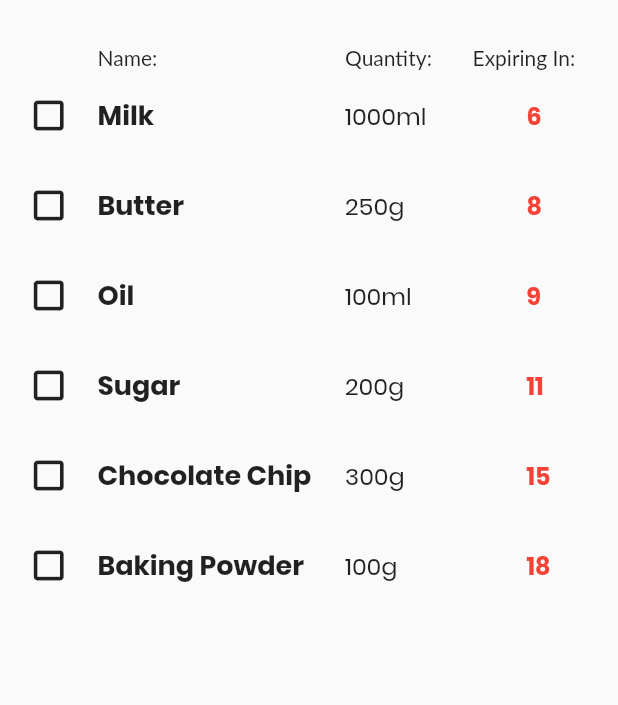
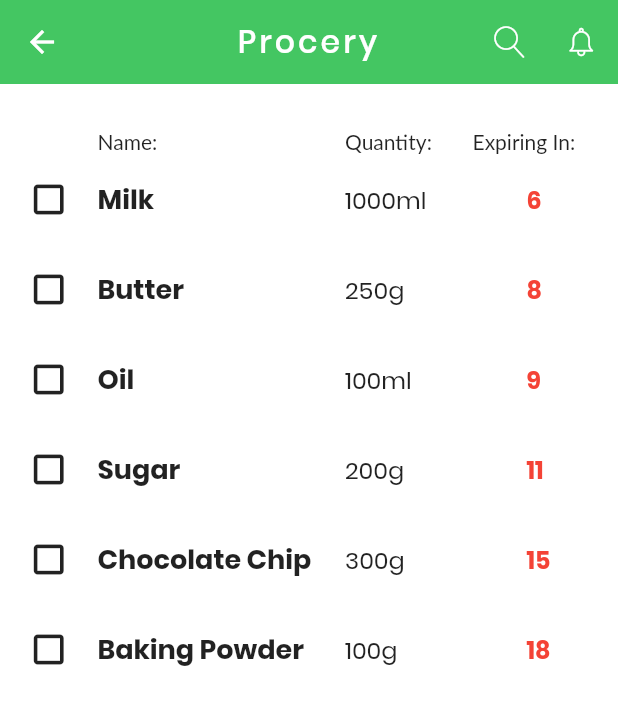
Before and after one commit to blankshiro/CS206-Procery, a Flutter app: the screen it shows after launch, after a tap on "Milk", on a phone screen of 412 x 824 dp. Shown: the top 705 px of the screen. Run offline on Flutter 3.47's test engine with Material 2 defaults, Android fonts, the phone set to English and light mode, and no system bars; our stand-ins replace auto_route, google_fonts, hive, like_button, page_transition, smooth_star_rating and 1 more; accounts and stored records are empty; generated files the repository leaves out were written again; Roboto replaces fonts that are missing (Lato).

```diff
--- a/lib/src/screens/dashboard/DashboardExplore.dart
+++ b/lib/src/screens/dashboard/DashboardExplore.dart
@@ -1,6 +1,7 @@
 // import 'package:Procery/src/screens/recipe/RecipeDetail.dart';
 import 'package:flutter/material.dart';
 import 'package:flutter/cupertino.dart';
+import 'dart:async';
 
 import 'dart:developer';
 
@@ -18,6 +19,7 @@ import './InventoryData.dart';
 import './GroceryData.dart';
 import './MealData.dart';
 
+import '../recipe/Recipe.dart';
 import '../recipe/RecipeData.dart';
 import '../recipe/RecipeExplore.dart';
 import '../recipe/RecipeDetail.dart';
@@ -32,16 +34,39 @@ class DashboardExplore extends StatefulWidget {
 }
 
 class _DashboardExploreState extends State<DashboardExplore> {
-  // Cupertino Segmented Control takes children in form of Map.
+  // Meal Planner Tabs
   Map<int, Widget> map = new Map();
   List<Widget> childWidgets;
   int sharedValue = 0;
 
+  // Expiring Container Timer
+  int _currentPage = 0;
+  PageController _pageController = PageController(
+    initialPage: 0,
+  );
+
   @override
   void initState() {
+    // Meal Planner Tabs
     super.initState();
     loadCupertinoTabs(); //Method to add Tabs to the Segmented Control.
     loadChildWidgets(); //Method to add the Children as user selected.
+
+    // Expiring Container Timer
+    int totalPage = getExpiringSize();
+    // Timer.periodic(Duration(seconds: 5), (Timer timer) {
+    //   if (_currentPage < (totalPage - 1)) {
+    //     _currentPage++;
+    //   } else {
+    //     _currentPage = 0;
+    //   }
+    //
+    //   _pageController.animateToPage(
+    //     _currentPage,
+    //     duration: Duration(milliseconds: 500),
+    //     curve: Curves.easeIn,
+    //   );
+    // });
   }
 
   /////////////////////////////////////
@@ -77,8 +102,28 @@ class _DashboardExploreState extends State<DashboardExplore> {
     childWidgets = [];
     // for (int i = 0; i < 3; i++)
     for (var i = 0; i < getMeal().length; i++) {
+      Meal meal = getMeal()[i];
+      for (var j = 0; j < getRecipes().length; j++) {
+        if (meal.name == getRecipes()[j].name) {
+          Recipe recipe = getRecipes()[j];
+
+          DateTime now = DateTime.now();
+          // to get the correct timezone, add 8 hours
+          now = now.add(new Duration(hours: 8));
+
+          var mealDate = getMeal()[i].date;
+
+          // prints the meal for today only
+          // if (mealDate.isSameDate(now)) {
             childWidgets.add(
-        Column(
+                GestureDetector(
+                    onTap: () {
+                      Navigator.push(
+                        context,
+                        MaterialPageRoute(builder: (context) => RecipeDetail(recipe: recipe)),
+                      );
+                    },
+                    child: Column(
                       children: [
                         Container(
                           margin: EdgeInsets.all(16),
@@ -108,7 +153,7 @@ class _DashboardExploreState extends State<DashboardExplore> {
                                     crossAxisAlignment: CrossAxisAlignment.start,
                                     mainAxisAlignment: MainAxisAlignment.center,
                                     children: [
-                            buildRecipeTitle(getMeal()[i].title),
+                                      buildRecipeTitle(getMeal()[i].name),
                                     ],
                                   ),
                                 ),
@@ -118,7 +163,14 @@ class _DashboardExploreState extends State<DashboardExplore> {
                         )
                       ],
                     )
+                )
             );
+
+          // }
+
+          break;
+        }
+      }
     }
   }
   Widget getChildWidget() => childWidgets[sharedValue];
@@ -150,18 +202,11 @@ class _DashboardExploreState extends State<DashboardExplore> {
             Container(
               height: 190,
               child: PageView(
+                  controller: _pageController,
+                  physics: BouncingScrollPhysics(),
+                  scrollDirection: Axis.horizontal,
                 // physics: BouncingScrollPhysics(),
-                children: [
-                  buildExpiring(getExpiring()[0]),
-                  // FlatButton(
-                  //   onPressed: () {
-                  //     Navigator.push(
-                  //       context,
-                  //       MaterialPageRoute(builder: (context) => ExpiringPage()),
-                  //     );
-                  //   },
-                  // ),
-                ]
+                  children: buildExpirings(),
                 ),
               ),
             SizedBox(
@@ -240,14 +285,18 @@ class _DashboardExploreState extends State<DashboardExplore> {
   /// EXPIRING PART
   ////////////////////////////////////
 
-  // List<Widget> buildExpirings() {
-  //   List<Widget> expiringList = [];
-  //   // for (var i = 0; i < getExpiring().length; i++) {
-  //   // just return the closest to expiry date item
-  //     expiringList.add(buildExpiring(getExpiring()[0]));
-  //   // }
-  //   return expiringList;
-  // }
+  int getExpiringSize() {
+    return getExpiring().length;
+  }
+
+  List<Widget> buildExpirings() {
+    List<Widget> expiringList = [];
+    for (var i = 0; i < getExpiring().length; i++) {
+    // just return the closest to expiry date item
+      expiringList.add(buildExpiring(getExpiring()[i]));
+    }
+    return expiringList;
+  }
 
   Widget buildExpiring(Inventory inv) {
     return Container(
@@ -347,3 +396,10 @@ class _DashboardExploreState extends State<DashboardExplore> {
   }
 
 }
+
+extension DateOnlyCompare on DateTime {
+  bool isSameDate(DateTime other) {
+    return this.year == other.year && this.month == other.month
+        && this.day == other.day;
+  }
+}
--- a/lib/src/screens/dashboard/ExpiringPage.dart
+++ b/lib/src/screens/dashboard/ExpiringPage.dart
@@ -40,8 +40,30 @@ class _ExpiringPageState extends State<ExpiringPage> {
   Widget build(BuildContext context) {
 
     return Scaffold(
+      backgroundColor: Colors.white,
+      appBar: AppBar(
+        centerTitle: true,
+        elevation: 0,
+        backgroundColor: primaryColor,
+        title:
+        Text('Procery', style: logoWhiteStyle, textAlign: TextAlign.center),
+        actions: <Widget>[
+          IconButton(
+            padding: EdgeInsets.all(0),
+            onPressed: () {},
+            iconSize: 21,
+            icon: Icon(Fryo.magnifier),
+          ),
+          IconButton(
+            padding: EdgeInsets.all(0),
+            onPressed: () {},
+            iconSize: 21,
+            icon: Icon(Fryo.alarm),
+          )
+        ],
+      ),
+
       body: SingleChildScrollView(
-        // physics: BouncingScrollPhysics(),
         child: Column(
           children: [
             SizedBox(
--- a/lib/src/screens/dashboard/InventoryData.dart
+++ b/lib/src/screens/dashboard/InventoryData.dart
@@ -10,11 +10,11 @@ class Inventory {
 List<Inventory> getExpiring() {
   return <Inventory>[
     Inventory("Milk", "1000ml", "assets/images/milk.png", 6),
-    Inventory("Butter", "250g", "assets/images/milk.png", 8),
-    Inventory("Oil", "100ml", "assets/images/milk.png", 9),
-    Inventory("Sugar", "200g", "assets/images/milk.png", 11),
-    Inventory("Chocolate Chip", "300g", "assets/images/milk.png", 15),
-    Inventory("Baking Powder", "100g", "assets/images/milk.png", 18),
+    Inventory("Butter", "250g", "assets/images/butter.jpg", 8),
+    Inventory("Oil", "100ml", "assets/images/oil.jpg", 9),
+    Inventory("Sugar", "200g", "assets/images/sugar.jpg", 11),
+    Inventory("Chocolate Chip", "300g", "assets/images/chocochip.jpg", 15),
+    Inventory("Baking Powder", "100g", "assets/images/bakingpowder.jpeg", 18),
     // Inventory("Eggs", "x6", "assets/images/eggs.png", 6),
   ];
 }
--- a/lib/src/screens/dashboard/MealData.dart
+++ b/lib/src/screens/dashboard/MealData.dart
@@ -1,15 +1,20 @@
 class Meal {
-  String title;
-  String description;
+  DateTime date;
+  int time;
+  String name;
   String image;
 
-  Meal(this.title, this.image);
+  Meal(this.date, this.time, this.name, this.image);
 }
 
 List<Meal> getMeal() {
-  return <Meal>[
-    Meal("cake1", "assets/images/cake_1.png"),
-    Meal("cake2", "assets/images/cake_2.png"),
-    Meal("cake3", "assets/images/cake_3.jpg"),
+  return <Meal> [
+    // 0 -> B, 1 -> L, 2 -> D
+    Meal(new DateTime.utc(2021, 3, 12).toLocal(), 0, "Buckwheat Banana Cake with Yogurt-Espresso Frosting", "assets/images/banana_cake.jpg"),
+    Meal(new DateTime.utc(2021, 3, 12).toLocal(), 1, "Super Moist Chocolate Cupcakes", "assets/images/choco_cupcake.jpg"),
+    Meal(new DateTime.utc(2021, 3, 12).toLocal(), 2, "Vanilla Cupcakes", "assets/images/vanilla_cupcake.jpg"),
+    Meal(new DateTime.utc(2021, 3, 13).toLocal(), 0, "Super Moist Chocolate Cupcakes", "assets/images/choco_cupcake.jpg"),
+    Meal(new DateTime.utc(2021, 3, 13).toLocal(), 1, "Vanilla Cupcakes", "assets/images/vanilla_cupcake.jpg"),
+    Meal(new DateTime.utc(2021, 3, 13).toLocal(), 2, "Buckwheat Banana Cake with Yogurt-Espresso Frosting", "assets/images/banana_cake.jpg"),
   ];
 }
```
Also changed, not shown: assets/images/bakingpowder.jpeg (added), assets/images/butter.jpg (added), assets/images/chocochip.jpg (added), assets/images/oil.jpg (added), assets/images/sugar.jpg (added), 1 other file. Lines whose indentation alone changed are shown as unchanged.
